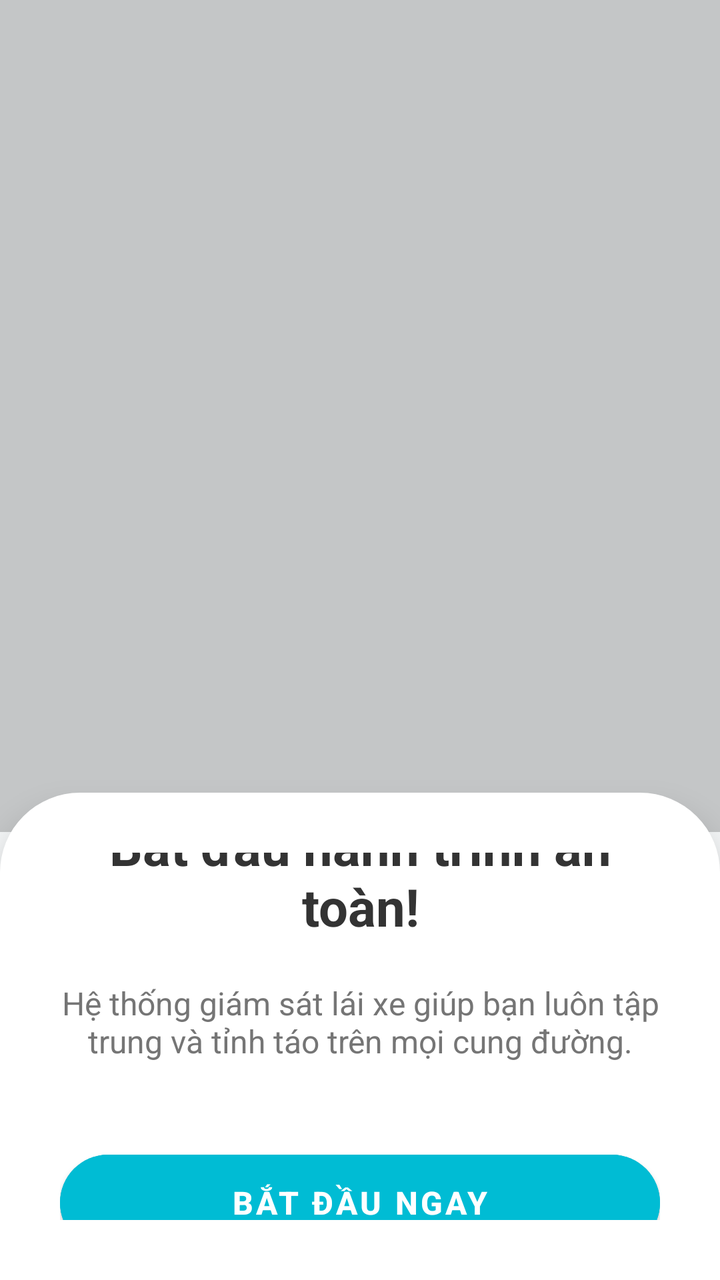
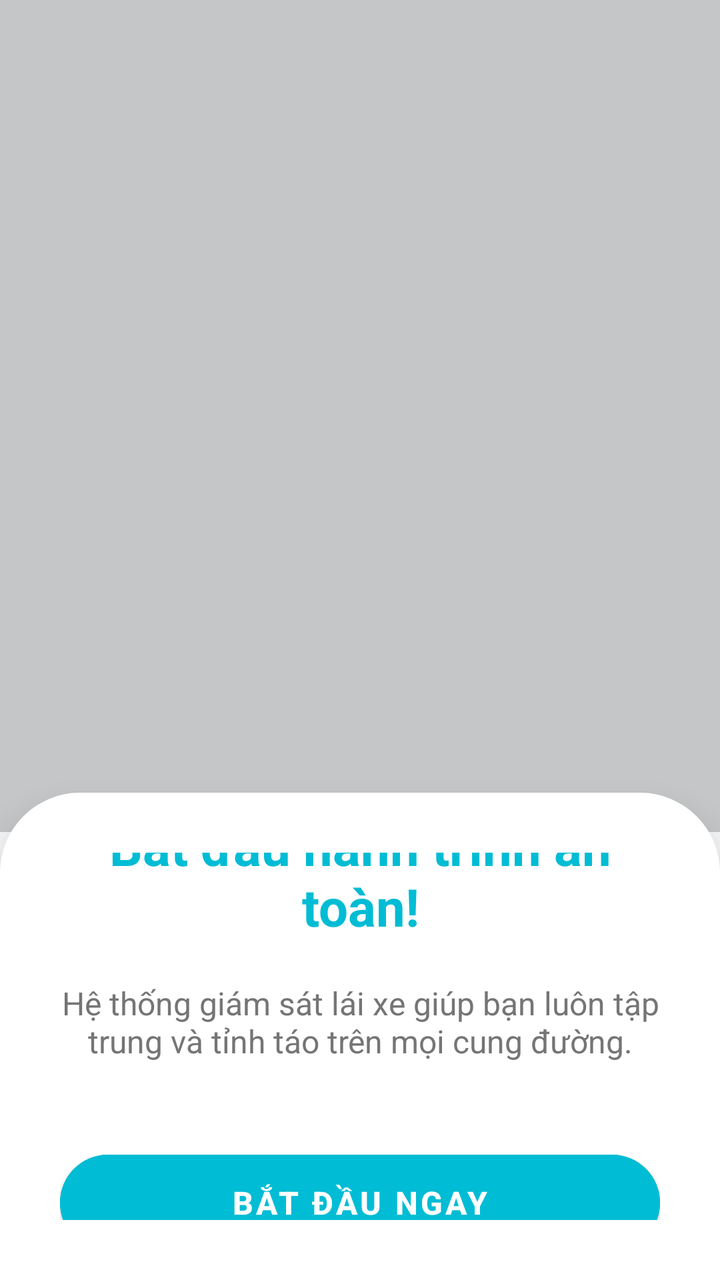

Two renders of the same Android screen: before a commit and after it. Below are the layout's source before the change and the commit's diff.
<!-- AndroidManifest.xml: application theme Theme.DmsApplication -->
<!-- res/layout/fragment_onboarding.xml -->
<?xml version="1.0" encoding="utf-8"?>
<androidx.constraintlayout.widget.ConstraintLayout
    xmlns:android="http://schemas.android.com/apk/res/android"
    xmlns:app="http://schemas.android.com/apk/res-auto"
    android:id="@+id/mainBoarding"
    android:layout_width="match_parent"
    android:layout_height="match_parent"
    android:background="#F5F7F8">

    <androidx.viewpager2.widget.ViewPager2
        android:id="@+id/viewPagerBackground"
        android:layout_width="match_parent"
        android:layout_height="0dp"
        app:layout_constraintHeight_percent="0.65"
        app:layout_constraintTop_toTopOf="parent" />

    <View
        android:layout_width="match_parent"
        android:layout_height="0dp"
        android:background="#33000000"
        app:layout_constraintBottom_toBottomOf="@id/viewPagerBackground"
        app:layout_constraintTop_toTopOf="@id/viewPagerBackground" />

    <LinearLayout
        android:layout_width="match_parent"
        android:layout_height="0dp"
        android:background="@drawable/bg_login_card"
        android:elevation="10dp"
        android:gravity="center"
        android:orientation="vertical"
        android:padding="30dp"
        app:layout_constraintBottom_toBottomOf="parent"
        app:layout_constraintTop_toBottomOf="@id/viewPagerBackground"
        android:layout_marginTop="-20dp">

        <TextView
            android:layout_width="wrap_content"
            android:layout_height="wrap_content"
            android:text="Bắt đầu hành trình an toàn!"
            android:textSize="26sp"
            android:textStyle="bold"
            android:textColor="#333333"
            android:gravity="center"
            android:layout_marginBottom="20dp"/>

        <TextView
            android:layout_width="wrap_content"
            android:layout_height="wrap_content"
            android:text="Hệ thống giám sát lái xe giúp bạn luôn tập trung và tỉnh táo trên mọi cung đường."
            android:textSize="16sp"
            android:textColor="#757575"
            android:gravity="center"
            android:layout_marginBottom="40dp"/>

        <com.google.android.material.button.MaterialButton
            android:id="@+id/btnStart"
            android:layout_width="match_parent"
            android:layout_height="60dp"
            android:text="Bắt đầu ngay"
            android:textStyle="bold"
            android:textSize="16sp"
            android:backgroundTint="#00BCD4"
            app:cornerRadius="30dp"/>
    </LinearLayout>

</androidx.constraintlayout.widget.ConstraintLayout>
<!-- resources referenced by this layout -->
<resources>
  <!-- drawable bg_login_card (drawable) -->
  <?xml version="1.0" encoding="utf-8"?>
  <shape xmlns:android="http://schemas.android.com/apk/res/android">
      <solid android:color="#FFFFFF" /> <corners
      android:topLeftRadius="40dp"
      android:topRightRadius="40dp" /> </shape>
  <style name="Theme.DmsApplication" parent="Theme.MaterialComponents.DayNight.NoActionBar" />
</resources>

<!-- the commit's change to res/layout/fragment_onboarding.xml (unified diff, before → after) -->
@@ -39,7 +39,7 @@
             android:text="Bắt đầu hành trình an toàn!"
             android:textSize="26sp"
             android:textStyle="bold"
-            android:textColor="#333333"
+            android:textColor="#00BCD4"
             android:gravity="center"
             android:layout_marginBottom="20dp"/>
 
